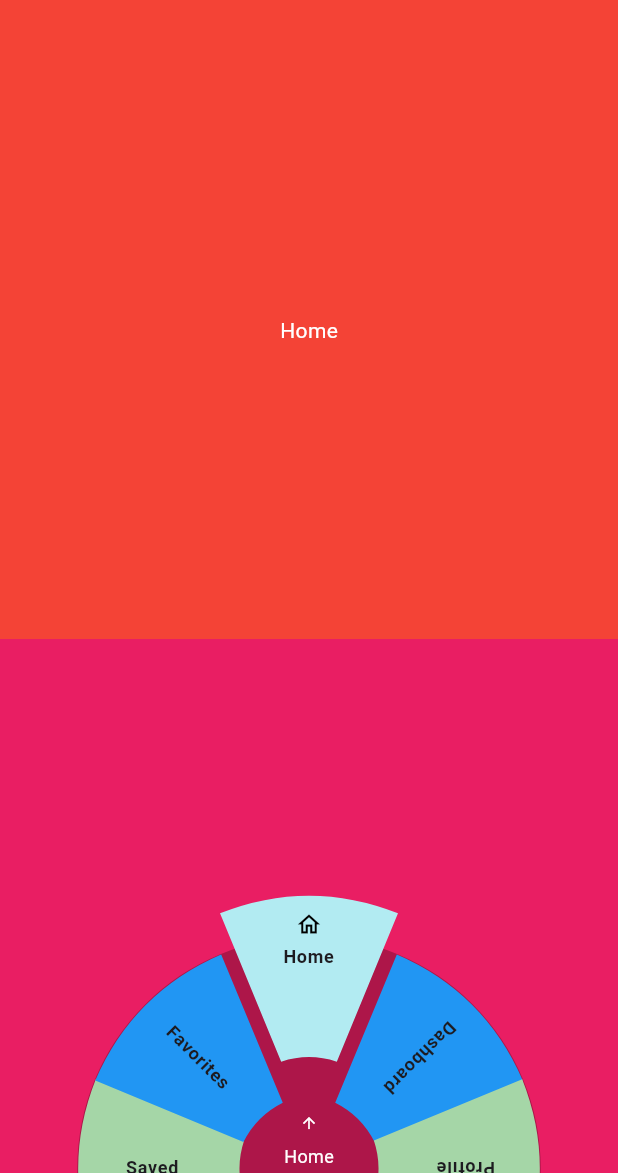
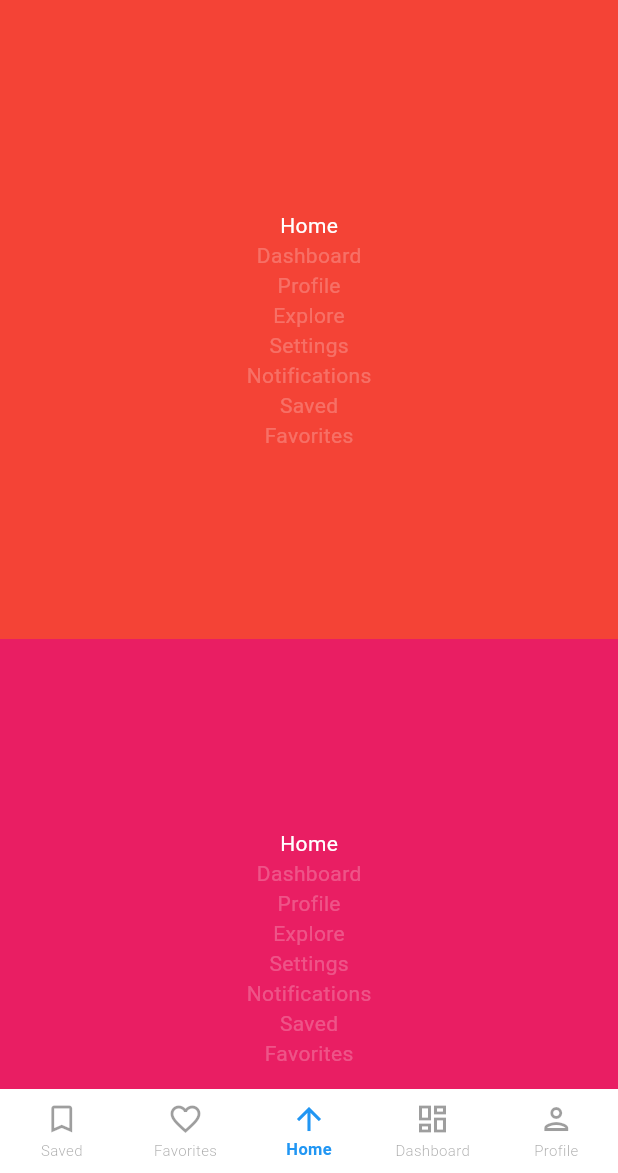
Before and after one commit to sfatihy/circle_bnb, a Flutter app: the screen it shows after launch, on a phone screen of 412 x 824 dp, the part 63-1236 px from its top. Run offline on Flutter 3.47's test engine with Material 3 defaults, Android fonts, the phone set to English and light mode, and no system bars.

Commit message:
Navigation styles added and linear style designed.

```diff
--- a/example/lib/main.dart
+++ b/example/lib/main.dart
@@ -9,9 +9,30 @@ class App extends StatelessWidget {
 
   @override
   Widget build(BuildContext context) {
-    return const MaterialApp(
+    return MaterialApp(
       debugShowCheckedModeBanner: false,
-      home: HomePage(),
+      theme: ThemeData(
+        primaryColor: Colors.blue,
+        highlightColor: Colors.transparent,
+        splashColor: Colors.blue.shade200,
+        bottomNavigationBarTheme: const BottomNavigationBarThemeData(
+          selectedItemColor: Colors.blue,
+          selectedLabelStyle: TextStyle(
+            fontSize: 11,
+            fontWeight: FontWeight.w600
+          ),
+          unselectedItemColor: Colors.black38,
+          unselectedLabelStyle: TextStyle(
+            fontSize: 10,
+            fontWeight: FontWeight.w300
+          ),
+          showUnselectedLabels: true,
+          backgroundColor: Colors.white,
+          type: BottomNavigationBarType.fixed,
+          elevation: 0,
+        )
+      ),
+      home: const HomePage(),
     );
   }
 }
@@ -49,6 +70,7 @@ class _HomePageState extends State<HomePage> {
           ),
         ),
         backgroundColor: Colors.primaries[_currentIndex],
+        surfaceTintColor: Colors.transparent,
       ),
       body: IndexedStack(
         index: _currentIndex,
@@ -59,11 +81,15 @@ class _HomePageState extends State<HomePage> {
               (index2) => Container(
                 color: Colors.primaries[(index + index2 >= 17) ? index2 : index + index2],
                 height: MediaQuery.of(context).size.height * 0.5,
-                child: Center(
-                  child: Text(
-                    pages[index].title,
-                    style: const TextStyle(
-                      color: Colors.white
+                child: Column(
+                  mainAxisAlignment: MainAxisAlignment.center,
+                  children: List.generate(
+                    pages.length,
+                    (index3) => Text(
+                      pages[index3].title,
+                      style: TextStyle(
+                        color: index3 == _currentIndex ? Colors.white : Colors.white24
+                      ),
                     ),
                   )
                 ),
@@ -75,6 +101,8 @@ class _HomePageState extends State<HomePage> {
       extendBody: true,
       backgroundColor: Colors.primaries[_currentIndex],
       bottomNavigationBar: CircleBNB(
+        navigationStyle: NavigationStyle.linear,
+        linearItemCount: 5,
         size: Size(
           MediaQuery.of(context).size.width * 0.75,
           MediaQuery.of(context).size.height * 0.235
--- a/lib/circle_bnb.dart
+++ b/lib/circle_bnb.dart
@@ -1,4 +1,5 @@
 library circle_bnb;
 
+export 'enums/navigation_style.dart' show NavigationStyle;
+export 'models/circle_bnb_item_model.dart' show CircleBNBItem;
 export 'widget/circle_bnb_widget.dart' show CircleBNB;
-export 'model/circle_bnb_item_model.dart' show CircleBNBItem;
--- /dev/null
+++ b/lib/enums/navigation_style.dart
@@ -0,0 +1,4 @@
+enum NavigationStyle {
+  circular,
+  linear
+}
--- a/lib/widget/circle_bnb_widget.dart
+++ b/lib/widget/circle_bnb_widget.dart
@@ -4,9 +4,10 @@ import 'package:flutter/material.dart';
 import 'package:flutter/gestures.dart';
 import 'package:flutter/services.dart';
 
-import 'package:circle_bnb/clipper/circle_bnb_clipper.dart';
-import 'package:circle_bnb/model/circle_bnb_item_model.dart';
-import 'package:circle_bnb/model/circle_bnb_model.dart';
+import 'package:circle_bnb/clippers/circle_bnb_clipper.dart';
+import 'package:circle_bnb/enums/navigation_style.dart';
+import 'package:circle_bnb/models/circle_bnb_item_model.dart';
+import 'package:circle_bnb/models/circle_bnb_model.dart';
 
 class CircleBNB extends StatefulWidget {
 
@@ -15,6 +16,8 @@ class CircleBNB extends StatefulWidget {
   final double dragSpeed;
   final List<CircleBNBItem> items;
   final Function (int index) onChangeIndex;
+  final NavigationStyle navigationStyle;
+  final int? linearItemCount;
 
   const CircleBNB({
     super.key,
@@ -22,8 +25,13 @@ class CircleBNB extends StatefulWidget {
     this.colorList,
     required this.dragSpeed,
     required this.items,
-    required this.onChangeIndex
-  }) : assert(colorList == null || colorList.length == 4, 'colorList must be null or have more than 4 elements.');
+    required this.onChangeIndex,
+    this.navigationStyle = NavigationStyle.linear,
+    this.linearItemCount = 3
+  }) : assert(items.length >= 3, 'items must contain more than 3 elements.'),
+       assert(colorList == null || colorList.length == 4, 'colorList must be null or have more than 4 elements.'),
+       assert(linearItemCount == null || (linearItemCount % 2 == 1 && linearItemCount <= 5 && linearItemCount <= items.length), 'linearItemCount must be an odd number, no more than 5 and not greater than the number of items.'),
+       assert(linearItemCount == null || !(navigationStyle == NavigationStyle.linear && linearItemCount > items.length), 'linearItemCount cannot be greater than the number of items when using linear navigation style.');
 
   @override
   State<CircleBNB> createState() => _CircleBNBState();
@@ -37,12 +45,13 @@ class _CircleBNBState extends State<CircleBNB> {
   late List<double> angleListPi2;
   late int topIndex;
   late List<Color> colorList;
+  late bool isLinearLayout;
 
   double data = 0.0;
 
   late DragStartDetails detailsVar;
 
-  double aradaki_fark = 0.25;
+  double difference = 0.25;
   bool isDone = true;
 
   @override
@@ -66,6 +75,8 @@ class _CircleBNBState extends State<CircleBNB> {
       Colors.green.shade200,
       Colors.purpleAccent
     ];
+
+    isLinearLayout = widget.navigationStyle == NavigationStyle.linear;
   }
 
   @override
@@ -81,12 +92,12 @@ class _CircleBNBState extends State<CircleBNB> {
         data = data + widget.dragSpeed;
 
         for (int i = 1; i <= widget.items.length; i++) {
-          if ((angleListPi2[i] - aradaki_fark < data && data < angleListPi2[i]) || (-angleListPi2[widget.items.length-i] - aradaki_fark < data && data < -angleListPi2[widget.items.length-i])) {
+          if ((angleListPi2[i] - difference < data && data < angleListPi2[i]) || (-angleListPi2[widget.items.length-i] - difference < data && data < -angleListPi2[widget.items.length-i])) {
             topIndex = widget.items.length-i;
             if(topIndex == 0) data = 0;
             //log("${data} -> ${topIndex}");
           }
-          else if ((angleListPi2[widget.items.length] - aradaki_fark < data && data < angleListPi2[widget.items.length]) || (topIndex == 1 && angleListPi2[0] - aradaki_fark < data && data < angleListPi2[0])) {
+          else if ((angleListPi2[widget.items.length] - difference < data && data < angleListPi2[widget.items.length]) || (topIndex == 1 && angleListPi2[0] - difference < data && data < angleListPi2[0])) {
             topIndex = 0;
             //log("${data} -> ${topIndex}");
             data = 0;
@@ -96,19 +107,18 @@ class _CircleBNBState extends State<CircleBNB> {
             //log(data.toString());
           }
         }
-
       }
       // clockwise
       else {
         data = data - widget.dragSpeed;
 
         for (int i = 1; i <= widget.items.length-1; i++) {
-          if ((angleListPi2[i] - aradaki_fark < data && data < angleListPi2[i]) || (-angleListPi2[widget.items.length-i] - aradaki_fark < data && data < -angleListPi2[widget.items.length-i])) {
+          if ((angleListPi2[i] - difference < data && data < angleListPi2[i]) || (-angleListPi2[widget.items.length-i] - difference < data && data < -angleListPi2[widget.items.length-i])) {
             topIndex = widget.items.length-i;
             if(topIndex == 0) data = 0;
             //log("${data} -> ${topIndex}");
           }
-          else if ((topIndex == widget.items.length-1 && angleListPi2[0] < data && data < angleListPi2[0] + aradaki_fark) || (-angleListPi2[widget.items.length] < data && data < -angleListPi2[widget.items.length] + aradaki_fark)) {
+          else if ((topIndex == widget.items.length-1 && angleListPi2[0] < data && data < angleListPi2[0] + difference) || (-angleListPi2[widget.items.length] < data && data < -angleListPi2[widget.items.length] + difference)) {
             topIndex = 0;
             //log("${data} -> ${topIndex}");
             data = 0;
@@ -144,12 +154,48 @@ class _CircleBNBState extends State<CircleBNB> {
       topIndex = clickedIndex;
 
       widget.onChangeIndex(topIndex);
+
+      if(widget.navigationStyle == NavigationStyle.linear) {
+        isLinearLayout = true;
+      }
     });
   }
 
   @override
   Widget build(BuildContext context) {
-    return SizedBox(
+    return isLinearLayout ?
+    BottomNavigationBar(
+      currentIndex: (widget.linearItemCount! - 1) ~/ 2,
+      items: List.generate(widget.linearItemCount!, (index) {
+        int itemIndex = (topIndex + index - (widget.linearItemCount! - 1) ~/ 2) % widget.items.length;
+        return BottomNavigationBarItem(
+          label: widget.items[itemIndex].title,
+          icon: Icon(
+            itemIndex == topIndex ? Icons.arrow_upward : widget.items[itemIndex].icon,
+          ),
+        );
+      }),
+      onTap: (value) {
+        if (value == (widget.linearItemCount! - 1) ~/ 2) {
+          setState(() {
+            isLinearLayout = false;
+          });
+        }
+        else {
+          setState(() {
+            _clickState((topIndex + value - (widget.linearItemCount! - 1) ~/ 2) % widget.items.length);
+
+            /*_clickState(
+              value == 0 ? (topIndex == 0 ? widget.items.length - 2 : topIndex == 1 ? widget.items.length - 1 : topIndex - 2) :
+              value == 1 ? (topIndex == 0 ? widget.items.length - 1 : topIndex - 1) :
+              value == 3 ? (topIndex == widget.items.length - 1 ? 0 : topIndex + 1) :
+              (topIndex == widget.items.length - 1 ? 1 : topIndex + 2)
+            );*/
+          });
+        }
+      },
+    )
+    : SizedBox(
       height: widget.size.height,
       child: SingleChildScrollView(
         physics: const NeverScrollableScrollPhysics(),
@@ -160,7 +206,7 @@ class _CircleBNBState extends State<CircleBNB> {
             ),
             GestureDetector(
               dragStartBehavior: DragStartBehavior.start,
-              onHorizontalDragStart: (details) {
+              onHorizontalDragStart: (DragStartDetails details) {
                 //log("**");
                 //log(details.toString());
                 //log("**");
@@ -170,18 +216,22 @@ class _CircleBNBState extends State<CircleBNB> {
                   detailsVar = details;
                 });
               },
-              onHorizontalDragUpdate: (details) {
+              onHorizontalDragUpdate: (DragUpdateDetails details) {
                 _cyclingMechanic(details);
               },
-              onHorizontalDragEnd: ((details) {
+              onHorizontalDragEnd: (DragEndDetails details) {
                 setState(() {
                   isDone = true;
                   //log("Drag End : ${angleListPi.length - topIndex}" );
                   data = angleListPi[angleListPi.length - topIndex > widget.items.length-1 ? 0 : angleListPi.length - topIndex];
                   //data = double.parse("${angleListPi.length - topIndex}");
                   widget.onChangeIndex(topIndex);
+
+                  if(widget.navigationStyle == NavigationStyle.linear) {
+                    isLinearLayout = true;
+                  }
                 });
-              }),
+              },
               child: Stack(
                 alignment: Alignment.center,
                 children: [
@@ -197,14 +247,14 @@ class _CircleBNBState extends State<CircleBNB> {
                         ),
                         child: Stack(
                           children: List.generate(widget.items.length, (int index) {
-                            // burdaki alingnment ile daire içerisindeki konumu belirleniyor
+                            // buradaki alignment ile daire içerisindeki konumu belirleniyor.
                             return AnimatedAlign(
                               duration: const Duration(milliseconds: 700),
                               curve: Curves.easeInOutBack,
                               alignment: (index == topIndex && isDone == true)
                                 ? Alignment(circleBNB!.alignmentList[index].x * 1.3, circleBNB!.alignmentList[index].y * 1.3)
                                 : circleBNB!.alignmentList[index],
-                              // burdaki angle clipper ın angle ı
+                              // buradaki angle clipper ın angle ı
                               child: Transform.rotate(
                                 angle: angleListPi[index],
                                 child: GestureDetector(
@@ -217,9 +267,9 @@ class _CircleBNBState extends State<CircleBNB> {
                                       decoration: BoxDecoration(
                                         color: topIndex == index
                                           ? colorList[0]
-                                          : ((topIndex == index + 1 || topIndex == index - 1) || (topIndex == 0 && index == 7) || (topIndex == 7 && index == 0))
+                                          : ((topIndex == index + 1 || topIndex == index - 1) || (topIndex == 0 && index == widget.items.length - 1) || (topIndex == widget.items.length - 1 && index == 0))
                                           ? colorList[1]
-                                          : ((topIndex == index + 2 || topIndex == index - 2) || (topIndex == 0 && index == 6) || (topIndex == 6 && index == 0) || (topIndex == 7 && index == 1) || (topIndex == 1 && index == 7))
+                                          : ((topIndex == index + 2 || topIndex == index - 2) || (topIndex == 0 && index == widget.items.length - 2) || (topIndex == widget.items.length - 2 && index == 0) || (topIndex == widget.items.length - 1 && index == 1) || (topIndex == 1 && index == widget.items.length - 1))
                                           ? colorList[2]
                                           : colorList[3],
                                       ),
@@ -298,6 +348,10 @@ class _CircleBNBState extends State<CircleBNB> {
                               data = angleListPi[0];
                               topIndex = 0;
                               widget.onChangeIndex(topIndex);
+
+                              if(widget.navigationStyle == NavigationStyle.linear) {
+                                isLinearLayout = true;
+                              }
                             });
                           },
                         ),
```
Also changed, not shown: lib/clippers/circle_bnb_clipper.dart (renamed from lib/clipper/circle_bnb_clipper.dart), lib/models/circle_bnb_item_model.dart (renamed from lib/model/circle_bnb_item_model.dart), lib/models/circle_bnb_model.dart (renamed from lib/model/circle_bnb_model.dart).
